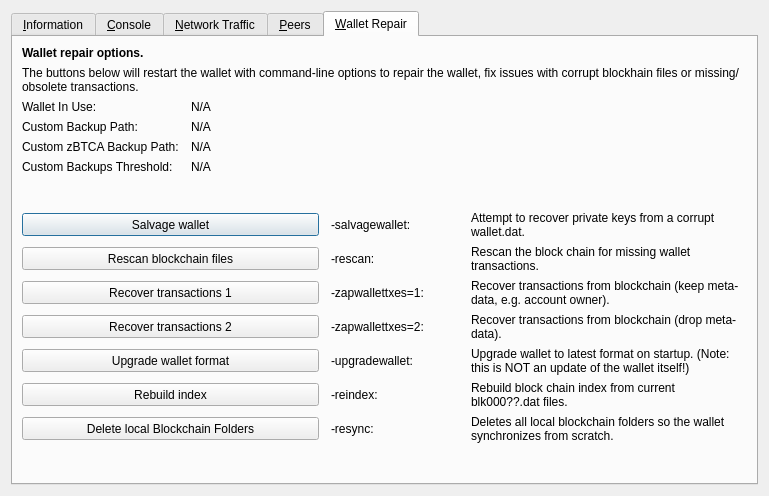
First picture: the form in src/qt/forms/rpcconsole.ui, repository bitcoinaddition/bitcoinaddition, before the edit.
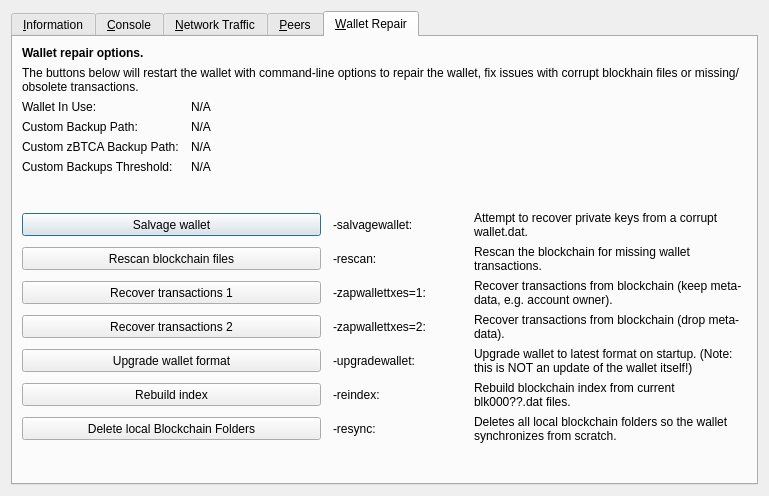
Second picture: the form after the edit. The open tabs and pages were chosen to show the change. Icons and pictures are not drawn. Custom widgets are drawn as their Qt base class.

What changed in the file:
```diff
--- a/src/qt/forms/rpcconsole.ui
+++ b/src/qt/forms/rpcconsole.ui
@@ -1451,7 +1451,7 @@
        <item row="8" column="3">
         <widget class="QLabel" name="label_repair_rescan">
          <property name="text">
-          <string>Rescan the block chain for missing wallet transactions.</string>
+          <string>Rescan the blockchain for missing wallet transactions.</string>
          </property>
          <property name="wordWrap">
           <bool>true</bool>
@@ -1571,7 +1571,7 @@
        <item row="12" column="3">
         <widget class="QLabel" name="label_repair_reindex">
          <property name="text">
-          <string>Rebuild block chain index from current blk000??.dat files.</string>
+          <string>Rebuild blockchain index from current blk000??.dat files.</string>
          </property>
          <property name="wordWrap">
           <bool>true</bool>
```
